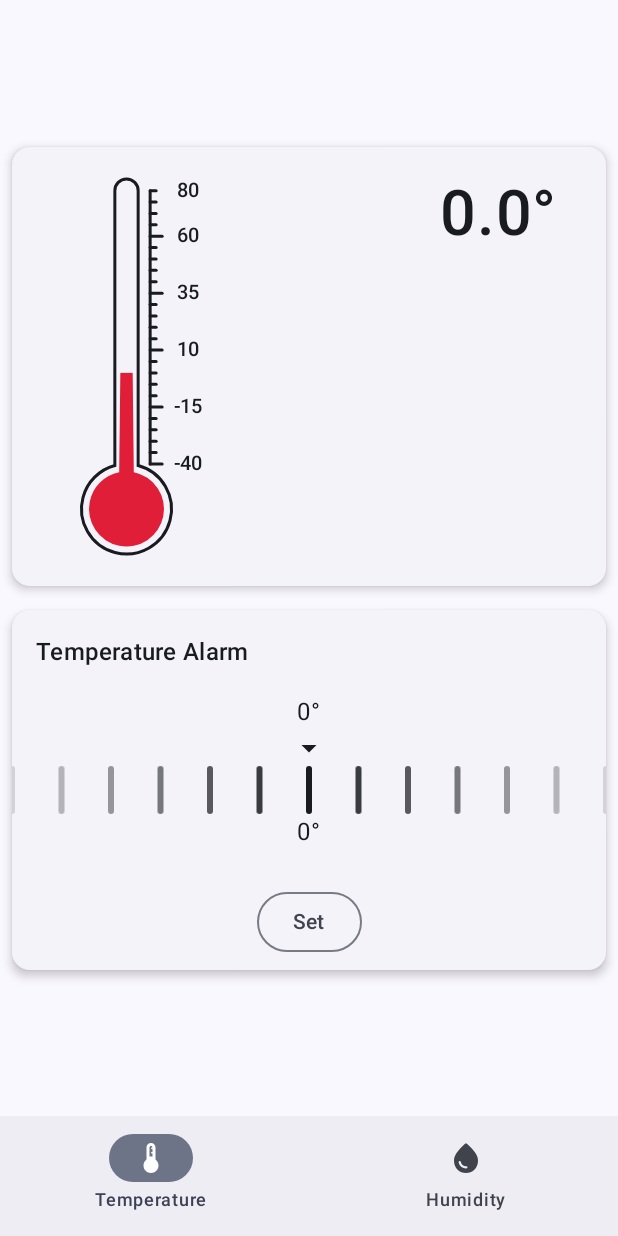
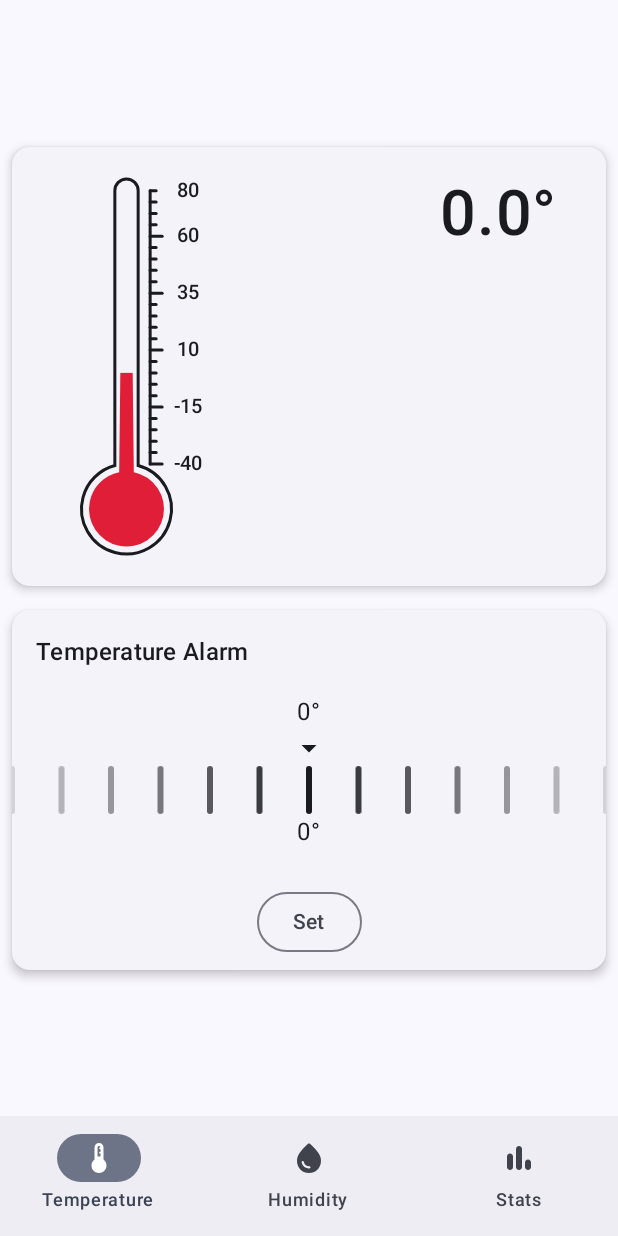
Before and after one commit to Ramink78/Thermometer, an Android app built with Jetpack Compose: the screen it shows after launch (MainActivity), on a phone screen of 412 x 824 dp. Run offline under Robolectric (Android 15) with nearby library versions, the phone set to English and light mode, and no system bars; our stand-ins replace Dagger/Hilt's generated code, Room's generated code; libraries missing offline, so code that uses them is left out: io.github.jan.supabase; 4 statements that could not run were skipped.

Commit message:
add an empty screen for charts

```diff
--- a/app/src/main/java/rk/thermometer/ui/home/Thermometer.kt
+++ b/app/src/main/java/rk/thermometer/ui/home/Thermometer.kt
@@ -1,11 +1,9 @@
 package rk.thermometer.ui.home
 
-import androidx.compose.foundation.layout.WindowInsets
 import androidx.compose.foundation.layout.fillMaxSize
-import androidx.compose.foundation.layout.fillMaxWidth
 import androidx.compose.foundation.layout.padding
-import androidx.compose.foundation.layout.systemBarsPadding
 import androidx.compose.material.icons.Icons
+import androidx.compose.material.icons.rounded.BarChart
 import androidx.compose.material.icons.rounded.Thermostat
 import androidx.compose.material.icons.rounded.WaterDrop
 import androidx.compose.material3.Icon
@@ -21,19 +19,19 @@ import androidx.compose.runtime.setValue
 import androidx.compose.ui.Modifier
 import androidx.compose.ui.res.stringResource
 import androidx.compose.ui.tooling.preview.Preview
-import androidx.compose.ui.unit.dp
 import androidx.navigation.NavGraph.Companion.findStartDestination
 import androidx.navigation.compose.NavHost
 import androidx.navigation.compose.composable
 import androidx.navigation.compose.rememberNavController
 import rk.thermometer.R
-import rk.thermometer.ui.component.TopBarStatus
 import rk.thermometer.ui.humidity.HumidityScreen
+import rk.thermometer.ui.stats.StatsScreen
 import rk.thermometer.ui.temperature.TemperatureScreen
 import rk.thermometer.ui.theme.ThermometerTheme
 
 const val TEMPERATURE_SCREEN = "Temperature"
 const val HUMIDITY_SCREEN = "Humidity"
+const val STATS_SCREEN = "Stats"
 
 @Composable
 fun ThermometerApp() {
@@ -72,6 +70,17 @@ fun ThermometerApp() {
                     currentDest= TEMPERATURE_SCREEN
 
                 },
+                onStatsSelected = {
+                    navController.navigate(STATS_SCREEN) {
+                        popUpTo(navController.graph.findStartDestination().id) {
+                            saveState = true
+                        }
+                        launchSingleTop = true
+                        restoreState = true
+                    }
+                    currentDest = TEMPERATURE_SCREEN
+
+                },
                 currentDest = currentDest
             )
         },
@@ -92,6 +101,9 @@ fun ThermometerApp() {
                     modifier = Modifier.fillMaxSize()
                 )
             }
+            composable(STATS_SCREEN) {
+                StatsScreen()
+            }
 
         }
 
@@ -102,6 +114,7 @@ fun ThermometerApp() {
 fun BottomBar(
     onTemperatureSelected: () -> Unit = {},
     onHumiditySelected: () -> Unit = {},
+    onStatsSelected: () -> Unit = {},
     currentDest: String
 ) {
     NavigationBar {
@@ -131,6 +144,19 @@ fun BottomBar(
                 Text(text = stringResource(R.string.humidity))
             }
         )
+        NavigationBarItem(
+            selected = currentDest == STATS_SCREEN,
+            onClick = onStatsSelected,
+            icon = {
+                Icon(
+                    imageVector = Icons.Rounded.BarChart,
+                    contentDescription = stringResource(R.string.stats)
+                )
+            },
+            label = {
+                Text(text = stringResource(R.string.stats))
+            }
+        )
     }
 
 
--- a/app/src/main/res/values/strings.xml
+++ b/app/src/main/res/values/strings.xml
@@ -2,4 +2,5 @@
     <string name="app_name">Thermometer</string>
     <string name="temperature">Temperature</string>
     <string name="humidity">Humidity</string>
+    <string name="stats">Stats</string>
 </resources>
```
Also changed, not shown: app/src/main/java/rk/thermometer/ui/stats/StatsScreen.kt (added, +20 -0 lines).
